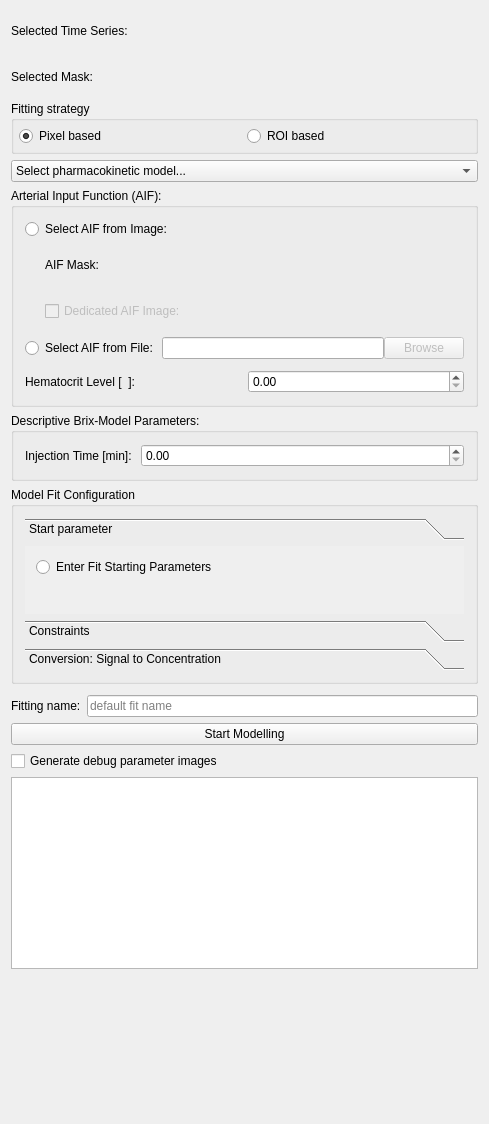
Old version of the form Plugins/org.mitk.gui.qt.pharmacokinetics.mri/src/internal/MRPerfusionViewControls.ui in the repository MITK/MITK.
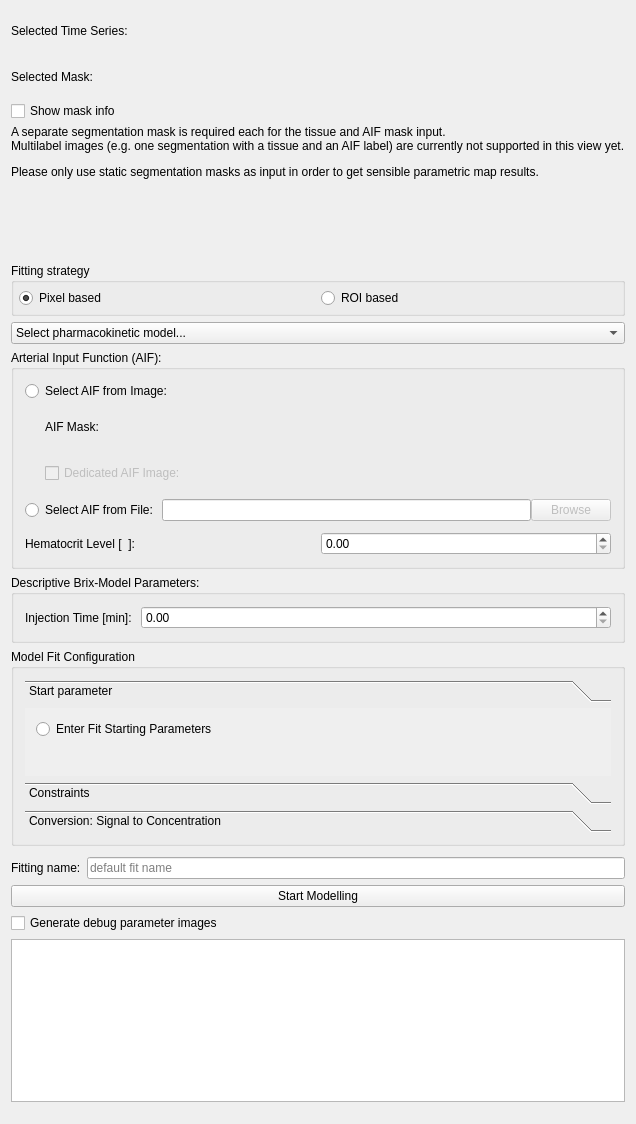
New version of the form. Custom widgets are drawn as their Qt base class.

Commit message: T30343, T30339 -Add mask info box to GenericDataFitting, MRPerfusion an PETDynamic views.

Patch:
```diff
--- a/Plugins/org.mitk.gui.qt.pharmacokinetics.mri/src/internal/MRPerfusionViewControls.ui
+++ b/Plugins/org.mitk.gui.qt.pharmacokinetics.mri/src/internal/MRPerfusionViewControls.ui
@@ -6,7 +6,7 @@
    <rect>
     <x>0</x>
     <y>0</y>
-    <width>489</width>
+    <width>526</width>
     <height>1124</height>
    </rect>
   </property>
@@ -75,6 +75,20 @@
        </item>
       </layout>
      </item>
+     <item>
+      <widget class="QCheckBox" name="checkMaskInfo">
+       <property name="text">
+        <string>Show mask info</string>
+       </property>
+      </widget>
+     </item>
+     <item>
+      <widget class="QLabel" name="labelMaskInfo">
+       <property name="text">
+        <string>&lt;html&gt;&lt;head/&gt;&lt;body&gt;&lt;p&gt;A separate segmentation mask is required each for the tissue and AIF mask input. &lt;br/&gt;Multilabel images (e.g. one segmentation with a tissue and an AIF label) are currently not supported in this view yet.&lt;/p&gt;&lt;p&gt;Please only use static segmentation masks as input in order to get sensible parametric map results.&lt;/p&gt;&lt;p&gt;&lt;br/&gt;&lt;/p&gt;&lt;p&gt;&lt;br/&gt;&lt;/p&gt;&lt;/body&gt;&lt;/html&gt;</string>
+       </property>
+      </widget>
+     </item>
      <item>
       <widget class="QGroupBox" name="groupBox">
        <property name="sizePolicy">
@@ -315,8 +329,8 @@
           <rect>
            <x>0</x>
            <y>0</y>
-           <width>459</width>
-           <height>112</height>
+           <width>496</width>
+           <height>49</height>
           </rect>
          </property>
          <attribute name="label">
```
The commit also changes 5 other files.
